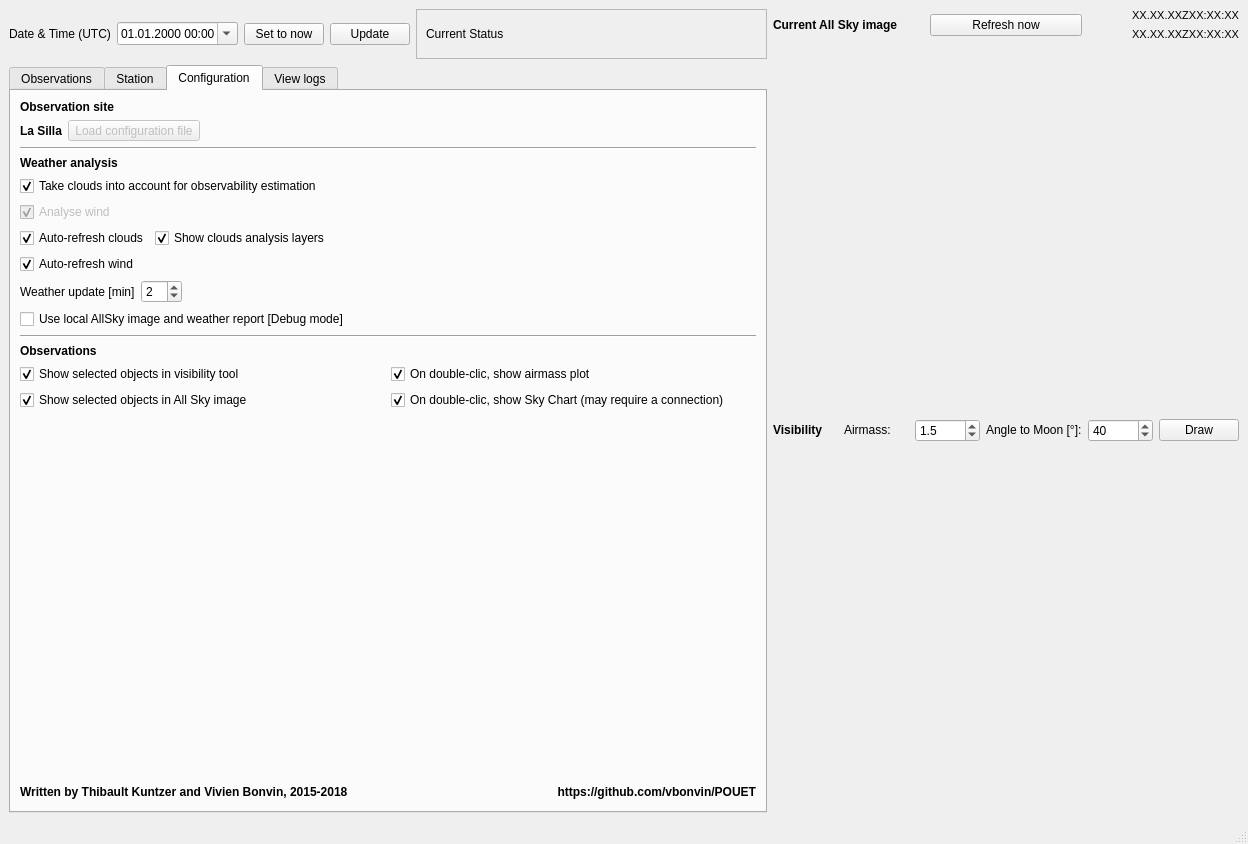
Qt form pouet/design_scalable.ui (vbonvin/POUET) before a commit.
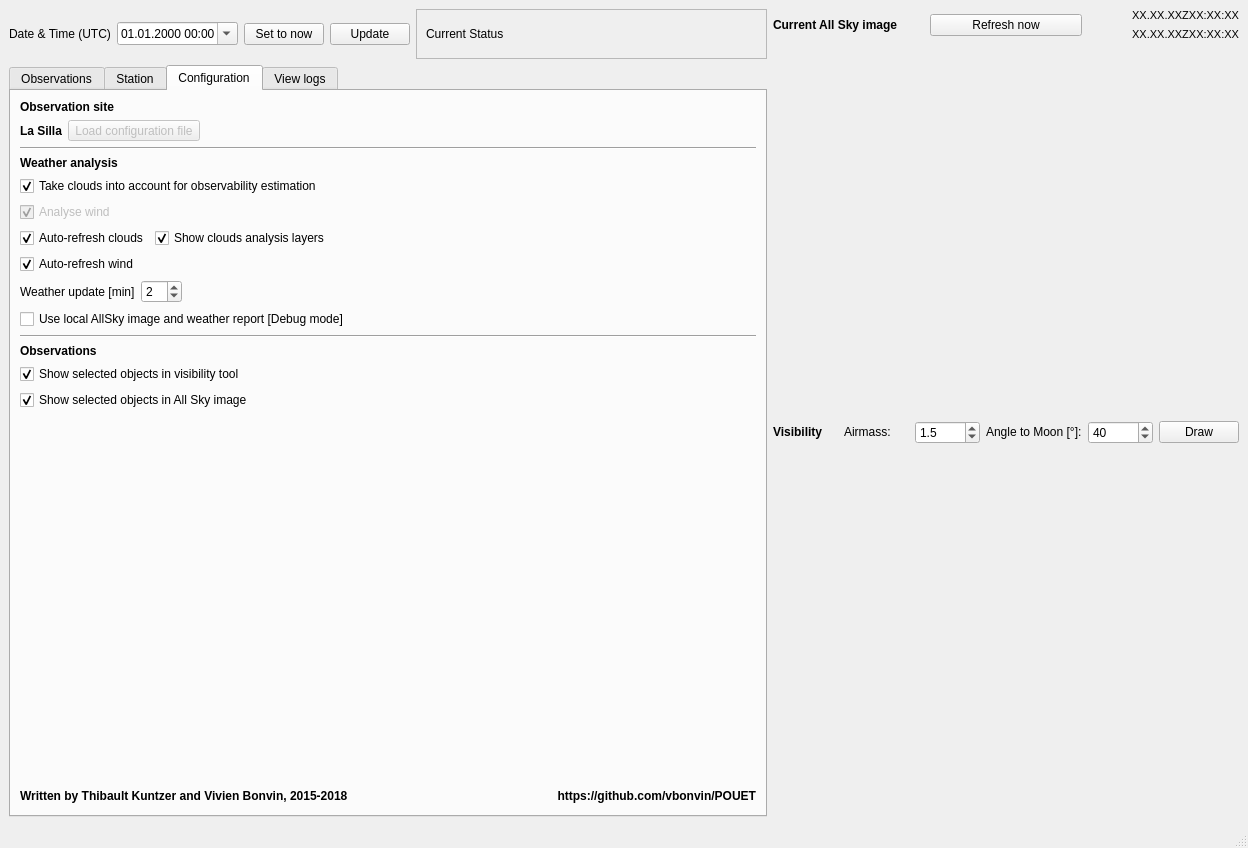
The same form after that commit. The open tabs and pages were chosen to show the change.

Commit message: Context menu works for plots #50

What changed in the file:
```diff
--- a/pouet/design_scalable.ui
+++ b/pouet/design_scalable.ui
@@ -7,7 +7,7 @@
     <x>0</x>
     <y>0</y>
     <width>1248</width>
-    <height>844</height>
+    <height>848</height>
    </rect>
   </property>
   <property name="windowTitle">
@@ -2150,19 +2150,6 @@
                 </property>
                </widget>
               </item>
-              <item row="0" column="1">
-               <widget class="QCheckBox" name="configDoubleClicAirmassValue">
-                <property name="enabled">
-                 <bool>true</bool>
-                </property>
-                <property name="text">
-                 <string>On double-clic, show airmass plot</string>
-                </property>
-                <property name="checked">
-                 <bool>true</bool>
-                </property>
-               </widget>
-              </item>
               <item row="1" column="0">
                <widget class="QCheckBox" name="configShowTargetsAllSkyValue">
                 <property name="enabled">
@@ -2176,19 +2163,6 @@
                 </property>
                </widget>
               </item>
-              <item row="1" column="1">
-               <widget class="QCheckBox" name="configDoubleClicSkyChartValue">
-                <property name="enabled">
-                 <bool>true</bool>
-                </property>
-                <property name="text">
-                 <string>On double-clic, show Sky Chart (may require a connection)</string>
-                </property>
-                <property name="checked">
-                 <bool>true</bool>
-                </property>
-               </widget>
-              </item>
              </layout>
             </item>
            </layout>
```
Left out of the diff: 28 changed lines with no effect on the pictures. The commit also changes 4 other files.
